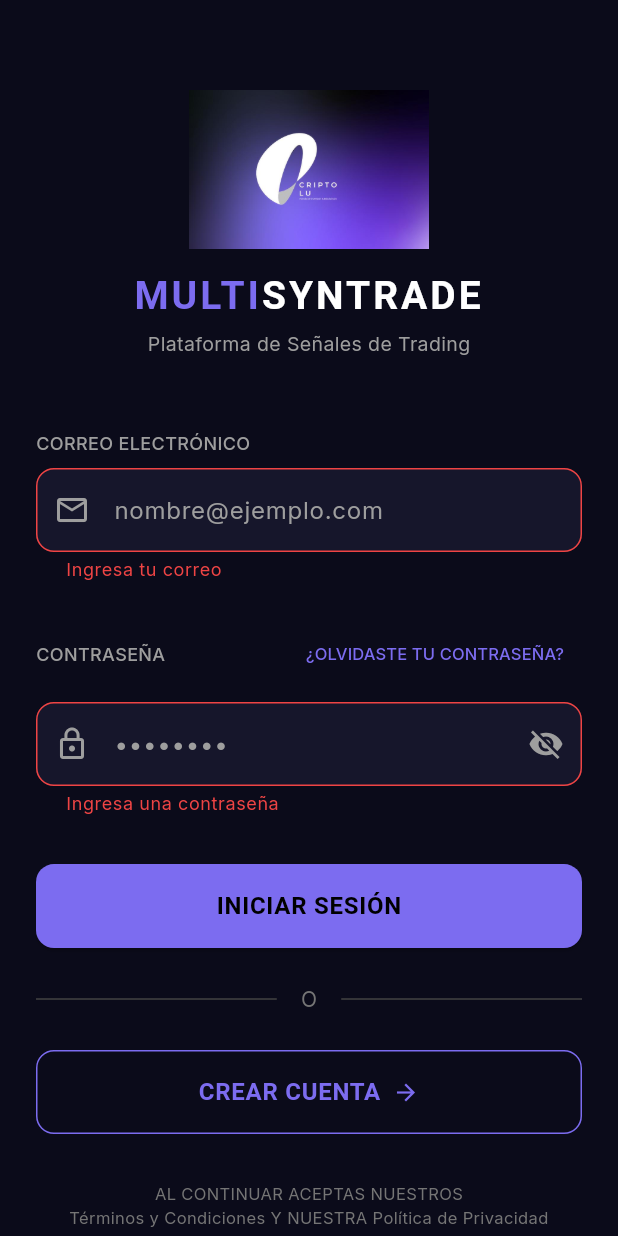
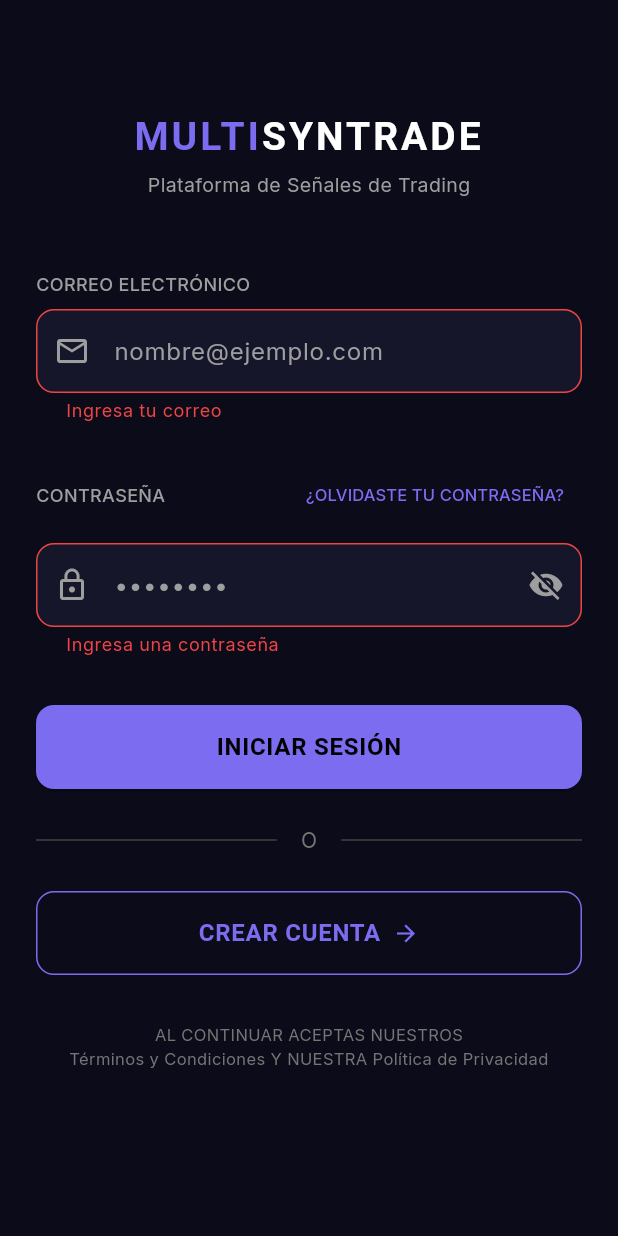
Before and after one commit to ergonber/Multisyntrade, a Flutter app: the screen it shows after launch, after a tap on "INICIAR SESIÓN", on a phone screen of 412 x 824 dp. Run offline on Flutter 3.47's test engine with Material 3 defaults, Android fonts, the phone set to English and light mode, and no system bars; our stand-ins replace app_links, go_router, shared_preferences, supabase_flutter; accounts and stored records are empty.

Commit message:
fix(auth): link de recuperacion abre Nueva Contrasena (fragment type=recovery) y evita que el splash navegue encima

```diff
--- a/app/lib/presentation/screens/auth/login_screen.dart
+++ b/app/lib/presentation/screens/auth/login_screen.dart
@@ -66,9 +66,6 @@
               crossAxisAlignment: CrossAxisAlignment.stretch,
               children: [
                 const SizedBox(height: 60),
-                Center(
-                  child: Image.asset('assets/images/logo.jpg', width: 160, fit: BoxFit.contain),
-                ),
                 const SizedBox(height: 16),
                 RichText(
                   textAlign: TextAlign.center,
--- a/app/lib/presentation/screens/splash/splash_screen.dart
+++ b/app/lib/presentation/screens/splash/splash_screen.dart
@@ -1,5 +1,6 @@
 import 'dart:async';
 import 'package:flutter/material.dart';
+import '../../../core/utils/global_flags.dart';
 import 'package:provider/provider.dart';
 import '../../../config/app_colors.dart';
 import '../../providers/auth_provider.dart';
@@ -50,6 +51,9 @@
     }
 
     if (!mounted) return;
+
+    // Si venimos del link de recuperación de contraseña, ya se abrió NewPasswordScreen.
+    if (GlobalFlags.recovering) return;
 
     if (auth.isAuthenticated) {
       if (auth.isAdmin) {
@@ -102,7 +106,6 @@
           child: Column(
             mainAxisAlignment: MainAxisAlignment.center,
             children: [
-              Image.asset('assets/images/logo.jpg', width: 220, fit: BoxFit.contain),
               const SizedBox(height: 24),
               RichText(
                 text: const TextSpan(
```
Also changed, not shown: app/lib/core/utils/global_flags.dart (added, +8 -0 lines), app/lib/main.dart (+13 -1 lines), 2 other files.
